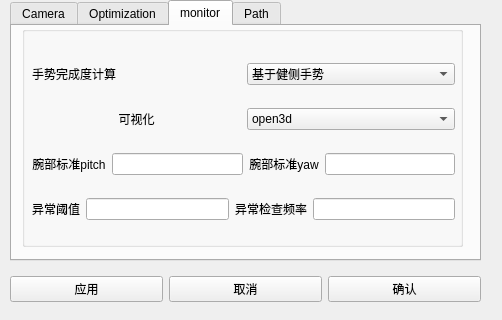
Above: hcs/Settings/Settings.ui from hanchenchen/hand-complete-w-Handtailor before the change. Below: the same form after it.
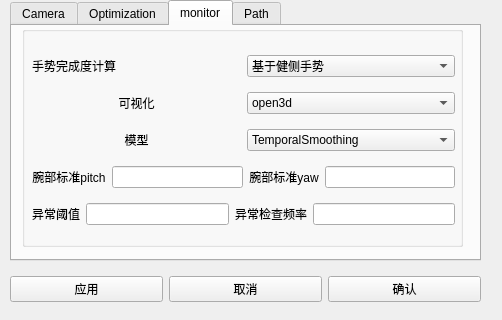
That is the form after the change. The open tabs and pages were chosen to show the change.

Commit message: add options : handtailor and temporal smoothing

Diff of the .ui file:
```diff
--- a/hcs/Settings/Settings.ui
+++ b/hcs/Settings/Settings.ui
@@ -635,7 +635,7 @@
      <property name="title">
       <string/>
      </property>
-     <widget class="QWidget" name="">
+     <widget class="QWidget" name="layoutWidget">
       <property name="geometry">
        <rect>
         <x>10</x>
@@ -698,6 +698,34 @@
          </item>
         </layout>
        </item>
+       <item>
+        <layout class="QHBoxLayout" name="horizontalLayout_29">
+         <item>
+          <widget class="QLabel" name="label_30">
+           <property name="text">
+            <string>模型</string>
+           </property>
+           <property name="alignment">
+            <set>Qt::AlignCenter</set>
+           </property>
+          </widget>
+         </item>
+         <item>
+          <widget class="QComboBox" name="model">
+           <item>
+            <property name="text">
+             <string>TemporalSmoothing</string>
+            </property>
+           </item>
+           <item>
+            <property name="text">
+             <string>HandTailor</string>
+            </property>
+           </item>
+          </widget>
+         </item>
+        </layout>
+       </item>
        <item>
         <layout class="QHBoxLayout" name="horizontalLayout_22">
          <item>
```
Left out of the diff: 16 changed lines with no effect on the pictures. The commit also changes 15 other files.
